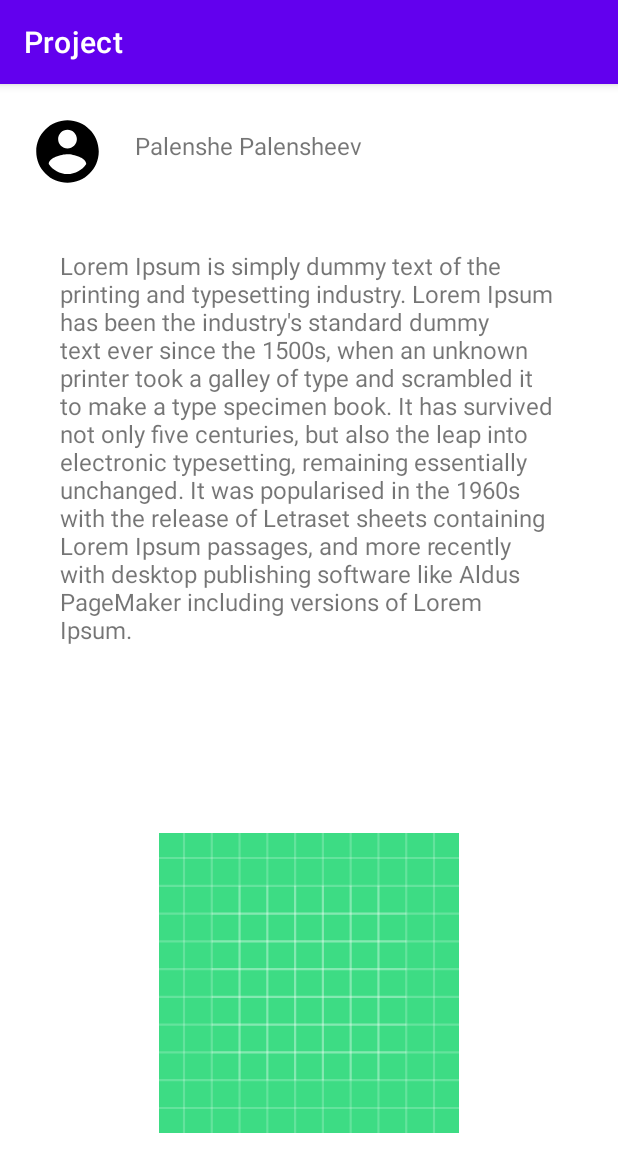
After one commit to Azamatsksstv/projectttttt, an Android app: the fragment fragment_detailed_news shown on its own in the app's theme, on a phone screen of 412 x 824 dp. The commit adds this screen. Shown: the top 1172 px of the screen. Run offline under Robolectric (Android 15) with nearby library versions, the phone set to English and light mode, and no system bars.

Commit message:
detailed_news

```diff
--- /dev/null
+++ b/app/src/main/java/com/example/project/DetailednewsFragment.kt
@@ -0,0 +1,59 @@
+package com.example.project
+
+import android.os.Bundle
+import androidx.fragment.app.Fragment
+import android.view.LayoutInflater
+import android.view.View
+import android.view.ViewGroup
+
+// TODO: Rename parameter arguments, choose names that match
+// the fragment initialization parameters, e.g. ARG_ITEM_NUMBER
+private const val ARG_PARAM1 = "param1"
+private const val ARG_PARAM2 = "param2"
+
+/**
+ * A simple [Fragment] subclass.
+ * Use the [fragment_detailed_news.newInstance] factory method to
+ * create an instance of this fragment.
+ */
+class fragment_detailed_news : Fragment() {
+    // TODO: Rename and change types of parameters
+    private var param1: String? = null
+    private var param2: String? = null
+
+    override fun onCreate(savedInstanceState: Bundle?) {
+        super.onCreate(savedInstanceState)
+        arguments?.let {
+            param1 = it.getString(ARG_PARAM1)
+            param2 = it.getString(ARG_PARAM2)
+        }
+    }
+
+    override fun onCreateView(
+        inflater: LayoutInflater, container: ViewGroup?,
+        savedInstanceState: Bundle?
+    ): View? {
+        // Inflate the layout for this fragment
+        return inflater.inflate(R.layout.fragment_detailed_news, container, false)
+    }
+
+    companion object {
+        /**
+         * Use this factory method to create a new instance of
+         * this fragment using the provided parameters.
+         *
+         * @param param1 Parameter 1.
+         * @param param2 Parameter 2.
+         * @return A new instance of fragment fragment_detailed_news.
+         */
+        // TODO: Rename and change types and number of parameters
+        @JvmStatic
+        fun newInstance(param1: String, param2: String) =
+            fragment_detailed_news().apply {
+                arguments = Bundle().apply {
+                    putString(ARG_PARAM1, param1)
+                    putString(ARG_PARAM2, param2)
+                }
+            }
+    }
+}
--- /dev/null
+++ b/app/src/main/res/layout/fragment_detailed_news.xml
@@ -0,0 +1,61 @@
+<?xml version="1.0" encoding="utf-8"?>
+<androidx.constraintlayout.widget.ConstraintLayout xmlns:app="http://schemas.android.com/apk/res-auto"
+    xmlns:tools="http://schemas.android.com/tools"
+    xmlns:android="http://schemas.android.com/apk/res/android"
+    android:layout_width="match_parent"
+    android:layout_height="match_parent"
+    tools:context=".ProfileFragment">
+
+    <ImageView
+        android:id="@+id/imageView2"
+        android:layout_width="50dp"
+        android:layout_height="50dp"
+        android:layout_marginStart="20dp"
+        android:layout_marginTop="20dp"
+        android:layout_marginEnd="264dp"
+        android:layout_marginBottom="15dp"
+        android:src="@drawable/ic_baseline_account_circle_24"
+        app:layout_constraintEnd_toEndOf="parent"
+        app:layout_constraintHorizontal_bias="0.0"
+        app:layout_constraintStart_toStartOf="parent"
+        app:layout_constraintTop_toTopOf="parent" />
+
+    <TextView
+        android:id="@+id/textView"
+        android:layout_width="wrap_content"
+        android:layout_height="wrap_content"
+        android:layout_marginStart="20dp"
+        android:layout_marginTop="30dp"
+        android:text="Palenshe Palensheev"
+        android:textSize="16sp"
+        app:layout_constraintStart_toEndOf="@+id/imageView2"
+        app:layout_constraintTop_toTopOf="parent" />
+
+
+    <TextView
+        android:id="@+id/textView15"
+        android:layout_width="match_parent"
+        android:layout_height="350dp"
+        android:layout_marginStart="40dp"
+        android:layout_marginTop="40dp"
+        android:layout_marginEnd="40dp"
+        android:gravity="top"
+        android:text="Lorem Ipsum is simply dummy text of the printing and typesetting industry. Lorem Ipsum has been the industry's standard dummy text ever since the 1500s, when an unknown printer took a galley of type and scrambled it to make a type specimen book. It has survived not only five centuries, but also the leap into electronic typesetting, remaining essentially unchanged. It was popularised in the 1960s with the release of Letraset sheets containing Lorem Ipsum passages, and more recently with desktop publishing software like Aldus PageMaker including versions of Lorem Ipsum."
+        android:textSize="16sp"
+        app:layout_constraintEnd_toEndOf="parent"
+        app:layout_constraintStart_toStartOf="parent"
+        app:layout_constraintTop_toBottomOf="@+id/imageView2" />
+
+    <ImageView
+        android:id="@+id/imageView3"
+        android:layout_width="200dp"
+        android:layout_height="200dp"
+        android:layout_marginBottom="30dp"
+        android:src="@drawable/ic_launcher_background"
+        app:layout_constraintBottom_toBottomOf="parent"
+        app:layout_constraintEnd_toEndOf="parent"
+        app:layout_constraintStart_toStartOf="parent"
+        app:layout_constraintTop_toBottomOf="@+id/textView15" />
+
+
+</androidx.constraintlayout.widget.ConstraintLayout>
```
Also changed, not shown: app/src/main/res/layout/fragment_news.xml (+1 -98 lines).
